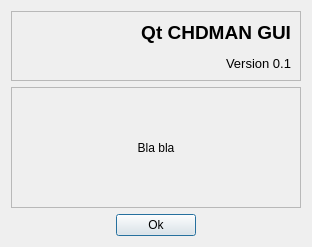
This is tools/qchdman/aboutdialog.ui in qmc2/qmc2-mame-fe as Qt 5 draws it before an edit. The edited form follows.
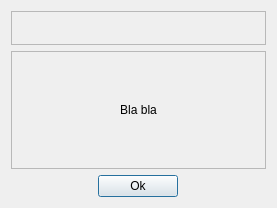
This is the edited form. Icons and pictures are not drawn.

Commit message: wip: qchdman: added a new logo from JacKc, project windows now use the icon that represents their current type, Mac: Aqua style specific UI adjustsments

```diff
--- a/tools/qchdman/aboutdialog.ui
+++ b/tools/qchdman/aboutdialog.ui
@@ -6,8 +6,8 @@
    <rect>
     <x>0</x>
     <y>0</y>
-    <width>312</width>
-    <height>247</height>
+    <width>277</width>
+    <height>208</height>
    </rect>
   </property>
   <property name="windowTitle">
@@ -32,20 +32,7 @@
          </sizepolicy>
         </property>
         <property name="pixmap">
-         <pixmap resource="qchdman.qrc">:/images/qchdman.png</pixmap>
-        </property>
-        <property name="margin">
-         <number>4</number>
-        </property>
-       </widget>
-      </item>
-      <item row="0" column="1">
-       <widget class="QLabel" name="labelTitle">
-        <property name="text">
-         <string notr="true">&lt;html&gt;&lt;head/&gt;&lt;body&gt;&lt;p&gt;&lt;span style=&quot; font-size:14pt; font-weight:600;&quot;&gt;Qt CHDMAN GUI&lt;/span&gt;&lt;/p&gt;&lt;p&gt;&lt;span style=&quot; font-size:10pt;&quot;&gt;Version 0.1&lt;/span&gt;&lt;/p&gt;&lt;/body&gt;&lt;/html&gt;</string>
-        </property>
-        <property name="alignment">
-         <set>Qt::AlignRight|Qt::AlignTrailing|Qt::AlignVCenter</set>
+         <pixmap resource="qchdman.qrc">:/images/logo-small.png</pixmap>
         </property>
         <property name="margin">
          <number>4</number>
```
The commit also changes 19 other files.
